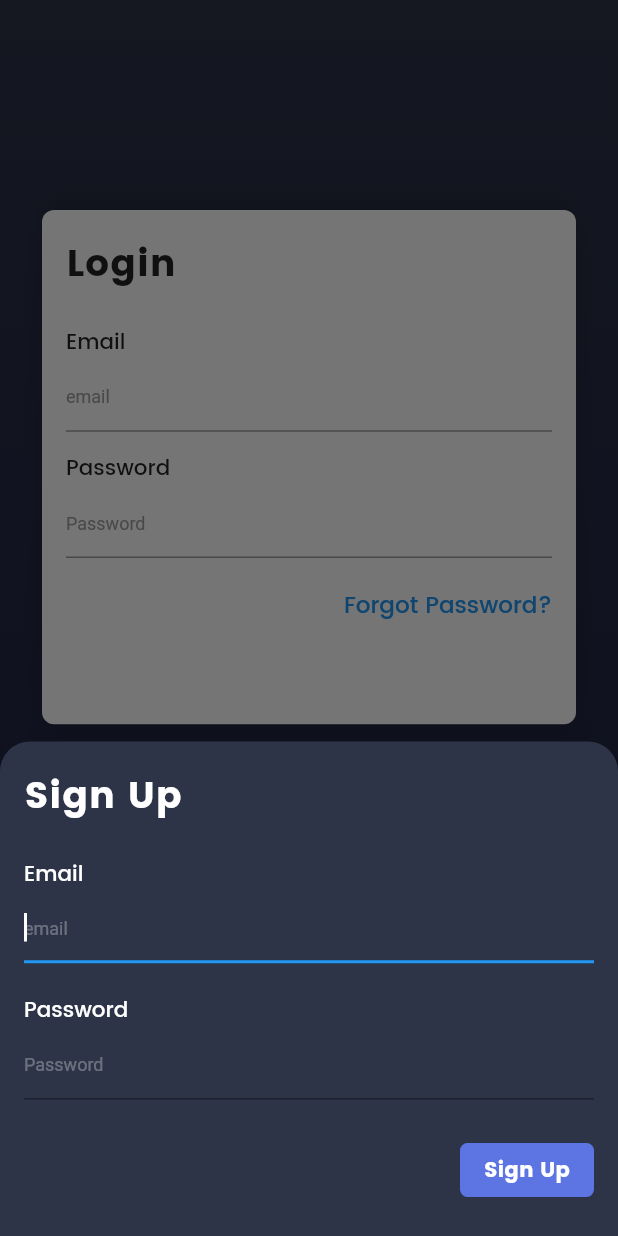
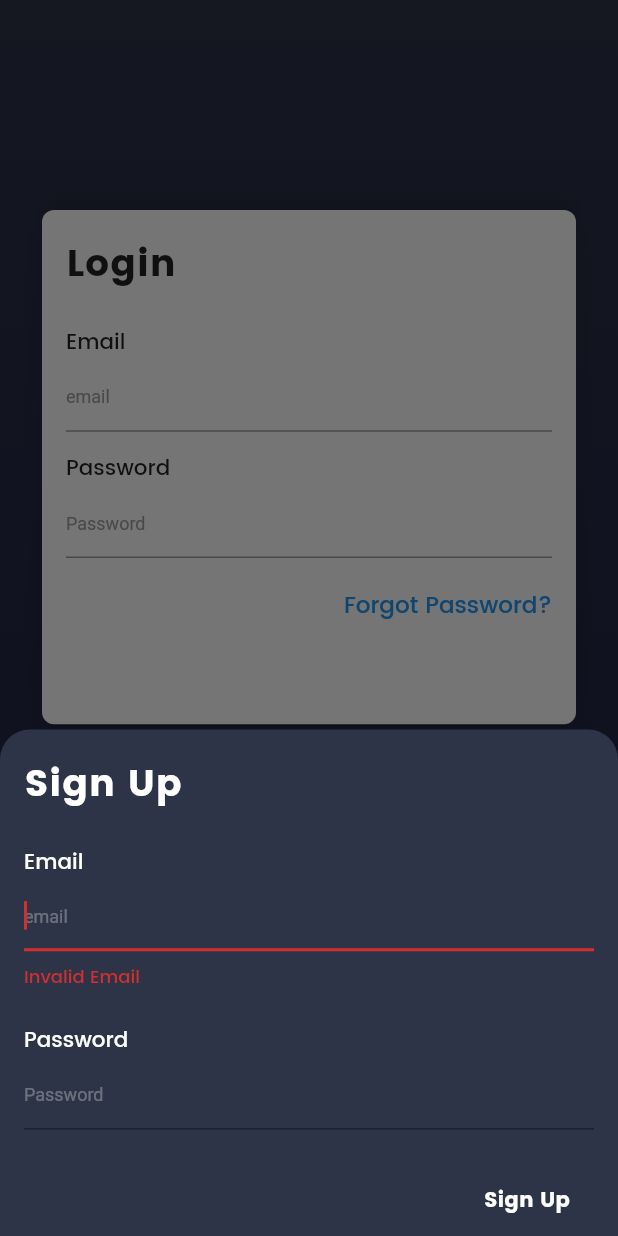
Before and after one commit to TunNandaAung/flutter-checklist, a Flutter app: the screen it shows after launch, after a tap on "SignUp", on a phone screen of 412 x 824 dp. Run offline on Flutter 3.47's test engine with Material 2 defaults, Android fonts, the phone set to English and light mode, and no system bars; our stand-ins replace bloc, cloud_firestore, equatable, firebase_auth, flutter_bloc, flutter_screenutil and 2 more; accounts and stored records are empty.

Commit message:
Add BLoC Register

```diff
--- a/lib/data/user_repository.dart
+++ b/lib/data/user_repository.dart
@@ -43,4 +43,11 @@ class UserRepository {
   Future<String> getUser() async {
     return (await _firebaseAuth.currentUser()).email;
   }
+
+  Future<void> signUp({String email, String password}) async {
+    return await _firebaseAuth.createUserWithEmailAndPassword(
+      email: email,
+      password: password,
+    );
+  }
 }
--- a/lib/login/ui/login_form.dart
+++ b/lib/login/ui/login_form.dart
@@ -1,7 +1,7 @@
 import 'package:firebase_integrations/authentication_bloc/bloc.dart';
 import 'package:firebase_integrations/data/user_repository.dart';
 import 'package:firebase_integrations/login/bloc/login_barrel.dart';
-import 'package:firebase_integrations/modal.dart';
+import 'package:firebase_integrations/register/ui/register_modal.dart';
 import 'package:firebase_integrations/utils/custom_icons.dart';
 import 'package:firebase_integrations/utils/social_icons.dart';
 import 'package:flutter/material.dart';
@@ -30,7 +30,7 @@ class _LoginFormState extends State<LoginForm> {
 
   final _focusNode = FocusNode();
   final GlobalKey<FormState> _formKey = GlobalKey<FormState>();
-  Modal modal = new Modal();
+  Modal registerModal = new Modal();
 
   bool get isPopulated =>
       _emailController.text.isNotEmpty && _passwordController.text.isNotEmpty;
@@ -332,7 +332,8 @@ class _LoginFormState extends State<LoginForm> {
                           ),
                           InkWell(
                             onTap: () {
-                              modal.mainBottomSheet(context);
+                              registerModal.mainBottomSheet(
+                                  context, _userRepository);
                             },
                             child: Text(
                               'SignUp',
--- a/lib/modal.dart
+++ /dev/null
@@ -1,152 +0,0 @@
-import 'package:firebase_auth/firebase_auth.dart';
-import 'package:flutter/material.dart';
-import 'package:flutter_screenutil/flutter_screenutil.dart';
-
-class Modal {
-  String _email, _password;
-  final GlobalKey<FormState> _formKey = GlobalKey<FormState>();
-  bool _showError = false;
-
-  mainBottomSheet(BuildContext context) {
-    showModalBottomSheet(
-        backgroundColor: Colors.transparent,
-        context: context,
-        isScrollControlled: true,
-        builder: (BuildContext context) {
-          return Container(
-            decoration: BoxDecoration(
-              borderRadius: BorderRadius.only(
-                topLeft: Radius.circular(20),
-                topRight: Radius.circular(20),
-              ),
-              boxShadow: [
-                BoxShadow(
-                    color: Colors.black12,
-                    offset: Offset(3.0, 6.0),
-                    blurRadius: 10.0)
-              ],
-              color: Color(0xFF2d3447),
-            ),
-            child: SingleChildScrollView(
-              child: Padding(
-                padding: EdgeInsets.only(
-                    bottom: MediaQuery.of(context).viewInsets.bottom),
-                child: Container(
-                  child: Column(
-                    mainAxisSize: MainAxisSize.max,
-                    children: <Widget>[
-                      Form(
-                        key: _formKey,
-                        child: Padding(
-                          padding: EdgeInsets.only(
-                              left: 16.0, right: 16.0, top: 16.0),
-                          child: Column(
-                            crossAxisAlignment: CrossAxisAlignment.start,
-                            children: <Widget>[
-                              Text("Sign Up",
-                                  style: TextStyle(
-                                      fontSize:
-                                          ScreenUtil.getInstance().setSp(45),
-                                      fontFamily: "Poppins-Bold",
-                                      letterSpacing: .6,
-                                      color: Colors.white)),
-                              SizedBox(
-                                height: ScreenUtil.getInstance().setHeight(30),
-                              ),
-                              Text("Email",
-                                  style: TextStyle(
-                                      fontFamily: "Poppins-Medium",
-                                      fontSize:
-                                          ScreenUtil.getInstance().setSp(26),
-                                      color: Colors.white)),
-                              TextFormField(
-                                validator: (input) {
-                                  if (input.isEmpty) {
-                                    return 'Please provide an email';
-                                  }
-                                },
-                                onSaved: (input) => _email = input,
-                                cursorColor: Colors.white,
-                                autofocus: true,
-                                style: TextStyle(color: Colors.white),
-                                decoration: InputDecoration(
-                                    fillColor: Colors.white,
-                                    hintText: "email",
-                                    hintStyle: TextStyle(
-                                        color: Colors.white30, fontSize: 12.0)),
-                              ),
-                              SizedBox(
-                                height: ScreenUtil.getInstance().setHeight(30),
-                              ),
-                              Text("Password",
-                                  style: TextStyle(
-                                      fontFamily: "Poppins-Medium",
-                                      fontSize:
-                                          ScreenUtil.getInstance().setSp(26),
-                                      color: Colors.white)),
-                              TextFormField(
-                                obscureText: true,
-                                style: TextStyle(color: Colors.white),
-                                onSaved: (input) => _password = input,
-                                decoration: InputDecoration(
-                                    hintText: "Password",
-                                    hintStyle: TextStyle(
-                                        color: Colors.white30, fontSize: 12.0)),
-                              ),
-                              SizedBox(
-                                height: ScreenUtil.getInstance().setHeight(35),
-                              ),
-                              Row(
-                                mainAxisAlignment: MainAxisAlignment.end,
-                                children: <Widget>[
-                                  FlatButton(
-                                    onPressed: () {
-                                      signIn(context);
-                                    },
-                                    color: Color(0xFF5d74e3),
-                                    shape: RoundedRectangleBorder(
-                                        borderRadius:
-                                            BorderRadius.circular(5.0)),
-                                    child: Text('Sign Up',
-                                        style: TextStyle(
-                                            fontFamily: 'Poppins-Bold',
-                                            color: Colors.white)),
-                                  ),
-                                ],
-                              ),
-                              SizedBox(
-                                height: 20,
-                              ),
-                              _showError ? Text('error') : Container()
-                            ],
-                          ),
-                        ),
-                      ),
-                    ],
-                  ),
-                ),
-              ),
-            ),
-          );
-        });
-  }
-
-  Future<void> signIn(BuildContext context) async {
-    print('Called');
-    final formState = _formKey.currentState;
-    print(_email);
-    if (formState.validate()) {
-      formState.save();
-      try {
-        AuthResult result = await FirebaseAuth.instance
-            .createUserWithEmailAndPassword(email: _email, password: _password);
-        FirebaseUser user = result.user;
-        user.sendEmailVerification();
-        Navigator.of(context).pop();
-      } catch (e) {
-        _showError = true;
-        print(e.message);
-      }
-    }
-  }
-}
--- /dev/null
+++ b/lib/register/bloc/register_barrel.dart
@@ -0,0 +1,3 @@
+export 'register_bloc.dart';
+export 'register_event.dart';
+export 'register_state.dart';
--- /dev/null
+++ b/lib/register/bloc/register_bloc.dart
@@ -0,0 +1,75 @@
+import 'dart:async';
+import 'package:bloc/bloc.dart';
+import 'package:firebase_integrations/data/user_repository.dart';
+import 'package:firebase_integrations/register/bloc/register_barrel.dart';
+import 'package:firebase_integrations/utils/validators.dart';
+import 'package:meta/meta.dart';
+import 'package:rxdart/rxdart.dart';
+
+class RegisterBloc extends Bloc<RegisterEvent, RegisterState> {
+  final UserRepository _userRepository;
+
+  RegisterBloc({@required UserRepository userRepository})
+      : assert(userRepository != null),
+        _userRepository = userRepository;
+
+  @override
+  RegisterState get initialState => RegisterState.empty();
+
+  @override
+  Stream<RegisterState> transformEvents(
+    Stream<RegisterEvent> events,
+    Stream<RegisterState> Function(RegisterEvent event) next,
+  ) {
+    final observableStream = events as Observable<RegisterEvent>;
+    final nonDebounceStream = observableStream.where((event) {
+      return (event is! EmailChanged && event is! PasswordChanged);
+    });
+    final debounceStream = observableStream.where((event) {
+      return (event is EmailChanged || event is PasswordChanged);
+    }).debounceTime(Duration(milliseconds: 300));
+    return super
+        .transformEvents(nonDebounceStream.mergeWith([debounceStream]), next);
+  }
+
+  @override
+  Stream<RegisterState> mapEventToState(
+    RegisterEvent event,
+  ) async* {
+    if (event is EmailChanged) {
+      yield* _mapEmailChangedToState(event.email);
+    } else if (event is PasswordChanged) {
+      yield* _mapPasswordChangedToState(event.password);
+    } else if (event is Submitted) {
+      yield* _mapFormSubmittedToState(event.email, event.password);
+    }
+  }
+
+  Stream<RegisterState> _mapEmailChangedToState(String email) async* {
+    yield state.update(
+      isEmailValid: Validators.isValidEmail(email),
+    );
+  }
+
+  Stream<RegisterState> _mapPasswordChangedToState(String password) async* {
+    yield state.update(
+      isPasswordValid: Validators.isValidPassword(password),
+    );
+  }
+
+  Stream<RegisterState> _mapFormSubmittedToState(
+    String email,
+    String password,
+  ) async* {
+    yield RegisterState.loading();
+    try {
+      await _userRepository.signUp(
+        email: email,
+        password: password,
+      );
+      yield RegisterState.success();
+    } catch (_) {
+      yield RegisterState.failure();
+    }
+  }
+}
--- /dev/null
+++ b/lib/register/bloc/register_event.dart
@@ -0,0 +1,51 @@
+import 'package:equatable/equatable.dart';
+import 'package:meta/meta.dart';
+
+abstract class RegisterEvent extends Equatable {
+  const RegisterEvent();
+
+  @override
+  List<Object> get props => [];
+}
+
+class EmailChanged extends RegisterEvent {
+  final String email;
+
+  const EmailChanged({@required this.email});
+
+  @override
+  List<Object> get props => [email];
+
+  @override
+  String toString() => 'EmailChanged { email :$email }';
+}
+
+class PasswordChanged extends RegisterEvent {
+  final String password;
+
+  const PasswordChanged({@required this.password});
+
+  @override
+  List<Object> get props => [password];
+
+  @override
+  String toString() => 'PasswordChanged { password: $password }';
+}
+
+class Submitted extends RegisterEvent {
+  final String email;
+  final String password;
+
+  const Submitted({
+    @required this.email,
+    @required this.password,
+  });
+
+  @override
+  List<Object> get props => [email, password];
+
+  @override
+  String toString() {
+    return 'Submitted { email: $email, password: $password }';
+  }
+}
--- /dev/null
+++ b/lib/register/bloc/register_state.dart
@@ -0,0 +1,101 @@
+import 'package:meta/meta.dart';
+
+@immutable
+class RegisterState {
+  final bool isEmailValid;
+  final bool isPasswordValid;
+  final bool isSubmitting;
+  final bool isSuccess;
+  final bool isFailure;
+
+  bool get isFormValid => isEmailValid && isPasswordValid;
+
+  RegisterState({
+    @required this.isEmailValid,
+    @required this.isPasswordValid,
+    @required this.isSubmitting,
+    @required this.isSuccess,
+    @required this.isFailure,
+  });
+
+  factory RegisterState.empty() {
+    return RegisterState(
+      isEmailValid: true,
+      isPasswordValid: true,
+      isSubmitting: false,
+      isSuccess: false,
+      isFailure: false,
+    );
+  }
+
+  factory RegisterState.loading() {
+    return RegisterState(
+      isEmailValid: true,
+      isPasswordValid: true,
+      isSubmitting: true,
+      isSuccess: false,
+      isFailure: false,
+    );
+  }
+
+  factory RegisterState.failure() {
+    return RegisterState(
+      isEmailValid: true,
+      isPasswordValid: true,
+      isSubmitting: false,
+      isSuccess: false,
+      isFailure: true,
+    );
+  }
+
+  factory RegisterState.success() {
+    return RegisterState(
+      isEmailValid: true,
+      isPasswordValid: true,
+      isSubmitting: false,
+      isSuccess: true,
+      isFailure: false,
+    );
+  }
+
+  RegisterState update({
+    bool isEmailValid,
+    bool isPasswordValid,
+  }) {
+    return copyWith(
+      isEmailValid: isEmailValid,
+      isPasswordValid: isPasswordValid,
+      isSubmitting: false,
+      isSuccess: false,
+      isFailure: false,
+    );
+  }
+
+  RegisterState copyWith({
+    bool isEmailValid,
+    bool isPasswordValid,
+    bool isSubmitEnabled,
+    bool isSubmitting,
+    bool isSuccess,
+    bool isFailure,
+  }) {
+    return RegisterState(
+      isEmailValid: isEmailValid ?? this.isEmailValid,
+      isPasswordValid: isPasswordValid ?? this.isPasswordValid,
+      isSubmitting: isSubmitting ?? this.isSubmitting,
+      isSuccess: isSuccess ?? this.isSuccess,
+      isFailure: isFailure ?? this.isFailure,
+    );
+  }
+
+  @override
+  String toString() {
+    return '''RegisterState {
+      isEmailValid: $isEmailValid,
+      isPasswordValid: $isPasswordValid,
+      isSubmitting: $isSubmitting,
+      isSuccess: $isSuccess,
+      isFailure: $isFailure,
+    }''';
+  }
+}
--- /dev/null
+++ b/lib/register/ui/register_button.dart
@@ -0,0 +1,20 @@
+import 'package:flutter/material.dart';
+
+class RegisterButton extends StatelessWidget {
+  final VoidCallback _onPressed;
+
+  const RegisterButton({Key key, VoidCallback onPressed})
+      : _onPressed = onPressed,
+        super(key: key);
+
+  @override
+  Widget build(BuildContext context) {
+    return FlatButton(
+      onPressed: _onPressed,
+      color: Color(0xFF5d74e3),
+      shape: RoundedRectangleBorder(borderRadius: BorderRadius.circular(5.0)),
+      child: Text('Sign Up',
+          style: TextStyle(fontFamily: 'Poppins-Bold', color: Colors.white)),
+    );
+  }
+}
--- /dev/null
+++ b/lib/register/ui/register_form.dart
@@ -0,0 +1,261 @@
+import 'package:firebase_integrations/authentication_bloc/bloc.dart';
+import 'package:firebase_integrations/register/bloc/register_barrel.dart';
+import 'package:firebase_integrations/register/ui/register_button.dart';
+import 'package:flutter/material.dart';
+import 'package:flutter_bloc/flutter_bloc.dart';
+import 'package:flutter_screenutil/flutter_screenutil.dart';
+
+class RegisterForm extends StatefulWidget {
+  RegisterForm({Key key}) : super(key: key);
+
+  @override
+  _RegisterFormState createState() => _RegisterFormState();
+}
+
+class _RegisterFormState extends State<RegisterForm> {
+  final TextEditingController _emailController = TextEditingController();
+  final TextEditingController _passwordController = TextEditingController();
+
+  RegisterBloc _registerBloc;
+
+  bool get isPopulated =>
+      _emailController.text.isNotEmpty && _passwordController.text.isNotEmpty;
+
+  bool isRegisterButtonEnabled(RegisterState state) {
+    return state.isFormValid && isPopulated && !state.isSubmitting;
+  }
+
+  final GlobalKey<FormState> _formKey = GlobalKey<FormState>();
+
+  @override
+  void initState() {
+    super.initState();
+    _registerBloc = BlocProvider.of<RegisterBloc>(context);
+    _emailController.addListener(_onEmailChanged);
+    _passwordController.addListener(_onPasswordChanged);
+  }
+
+  @override
+  Widget build(BuildContext context) {
+    return BlocListener<RegisterBloc, RegisterState>(
+      listener: (context, state) {
+        if (state.isSubmitting) {
+          Scaffold.of(context)
+            ..hideCurrentSnackBar()
+            ..showSnackBar(
+              SnackBar(
+                elevation: 6.0,
+                behavior: SnackBarBehavior.floating,
+                shape: RoundedRectangleBorder(
+                    borderRadius: BorderRadius.circular(10.0)),
+                backgroundColor: Color(0xFF2d3447),
+                content: Row(
+                  mainAxisAlignment: MainAxisAlignment.spaceBetween,
+                  children: [
+                    Text(
+                      'Registering...',
+                      style: TextStyle(fontFamily: 'Poppins-Bold'),
+                    ),
+                    CircularProgressIndicator(),
+                  ],
+                ),
+              ),
+            );
+        }
+        if (state.isSuccess) {
+          BlocProvider.of<AuthenticationBloc>(context).add(LoggedIn());
+          Navigator.of(context).pop();
+        }
+        if (state.isFailure) {
+          Scaffold.of(context)
+            ..hideCurrentSnackBar()
+            ..showSnackBar(
+              SnackBar(
+                elevation: 6.0,
+                behavior: SnackBarBehavior.floating,
+                shape: RoundedRectangleBorder(
+                    borderRadius: BorderRadius.circular(10.0)),
+                content: Row(
+                  mainAxisAlignment: MainAxisAlignment.spaceBetween,
+                  children: [
+                    Text(
+                      'Register Failure',
+                      style: TextStyle(fontFamily: 'Poppins-Bold'),
+                    ),
+                    Icon(Icons.error)
+                  ],
+                ),
+                backgroundColor: Colors.red,
+              ),
+            );
+        }
+      },
+      child:
+          BlocBuilder<RegisterBloc, RegisterState>(builder: (context, state) {
+        return Container(
+          decoration: BoxDecoration(
+            borderRadius: BorderRadius.only(
+              topLeft: Radius.circular(20),
+              topRight: Radius.circular(20),
+            ),
+            boxShadow: [
+              BoxShadow(
+                  color: Colors.black12,
+                  offset: Offset(3.0, 6.0),
+                  blurRadius: 10.0)
+            ],
+            color: Color(0xFF2d3447),
+          ),
+          child: SingleChildScrollView(
+            child: Padding(
+              padding: EdgeInsets.only(
+                  bottom: MediaQuery.of(context).viewInsets.bottom),
+              child: Container(
+                child: Column(
+                  mainAxisSize: MainAxisSize.max,
+                  children: <Widget>[
+                    Form(
+                      key: _formKey,
+                      child: Padding(
+                        padding:
+                            EdgeInsets.only(left: 16.0, right: 16.0, top: 16.0),
+                        child: Column(
+                          crossAxisAlignment: CrossAxisAlignment.start,
+                          children: <Widget>[
+                            Text("Sign Up",
+                                style: TextStyle(
+                                    fontSize:
+                                        ScreenUtil.getInstance().setSp(45),
+                                    fontFamily: "Poppins-Bold",
+                                    letterSpacing: .6,
+                                    color: Colors.white)),
+                            SizedBox(
+                              height: ScreenUtil.getInstance().setHeight(30),
+                            ),
+                            Text("Email",
+                                style: TextStyle(
+                                    fontFamily: "Poppins-Medium",
+                                    fontSize:
+                                        ScreenUtil.getInstance().setSp(26),
+                                    color: Colors.white)),
+                            TextFormField(
+                              controller: _emailController,
+                              autocorrect: false,
+                              autovalidate: true,
+                              validator: (_) {
+                                return !state.isEmailValid
+                                    ? 'Invalid Email'
+                                    : null;
+                              },
+                              cursorColor: Colors.white,
+                              autofocus: true,
+                              style: TextStyle(color: Colors.white),
+                              decoration: InputDecoration(
+                                  fillColor: Colors.white,
+                                  hintText: "email",
+                                  errorStyle:
+                                      TextStyle(fontFamily: 'Poppins-Medium'),
+                                  hintStyle: TextStyle(
+                                      color: Colors.white30, fontSize: 12.0)),
+                            ),
+                            SizedBox(
+                              height: ScreenUtil.getInstance().setHeight(30),
+                            ),
+                            Text("Password",
+                                style: TextStyle(
+                                    fontFamily: "Poppins-Medium",
+                                    fontSize:
+                                        ScreenUtil.getInstance().setSp(26),
+                                    color: Colors.white)),
+                            TextFormField(
+                              controller: _passwordController,
+                              obscureText: true,
+                              autocorrect: false,
+                              autovalidate: true,
+                              validator: (_) {
+                                return !state.isPasswordValid
+                                    ? 'Invalid Password'
+                                    : null;
+                              },
+                              style: TextStyle(color: Colors.white),
+                              decoration: InputDecoration(
+                                  hintText: "Password",
+                                  errorStyle:
+                                      TextStyle(fontFamily: 'Poppins-Medium'),
+                                  hintStyle: TextStyle(
+                                      color: Colors.white30, fontSize: 12.0)),
+                            ),
+                            SizedBox(
+                              height: ScreenUtil.getInstance().setHeight(35),
+                            ),
+                            Row(
+                              mainAxisAlignment: MainAxisAlignment.end,
+                              children: <Widget>[
+                                RegisterButton(
+                                  onPressed: isRegisterButtonEnabled(state)
+                                      ? _onFormSubmitted
+                                      : null,
+                                ),
+                              ],
+                            ),
+                          ],
+                        ),
+                      ),
+                    ),
+                  ],
+                ),
+              ),
+            ),
+          ),
+        );
+      }),
+    );
+  }
+
+  @override
+  void dispose() {
+    _emailController.dispose();
+    _passwordController.dispose();
+    super.dispose();
+  }
+
+  void _onEmailChanged() {
+    _registerBloc.add(
+      EmailChanged(email: _emailController.text),
+    );
+  }
+
+  void _onPasswordChanged() {
+    _registerBloc.add(
+      PasswordChanged(password: _passwordController.text),
+    );
+  }
+
+  void _onFormSubmitted() {
+    _registerBloc.add(
+      Submitted(
+        email: _emailController.text,
+        password: _passwordController.text,
+      ),
+    );
+  }
+}
+
+// Future<void> signIn(BuildContext context) async {
+//   print('Called');
+//   final formState = _formKey.currentState;
+//   print(_email);
+//   if (formState.validate()) {
+//     formState.save();
+//     try {
+//       AuthResult result = await FirebaseAuth.instance
+//           .createUserWithEmailAndPassword(email: _email, password: _password);
+//       FirebaseUser user = result.user;
+//       user.sendEmailVerification();
+//       Navigator.of(context).pop();
+//     } catch (e) {
+//       _showError = true;
+//       print(e.message);
+//     }
+//   }
+// }
--- /dev/null
+++ b/lib/register/ui/register_modal.dart
@@ -0,0 +1,20 @@
+import 'package:firebase_integrations/data/user_repository.dart';
+import 'package:firebase_integrations/register/bloc/register_barrel.dart';
+import 'package:firebase_integrations/register/ui/register_form.dart';
+import 'package:flutter/material.dart';
+import 'package:flutter_bloc/flutter_bloc.dart';
+
+class Modal {
+  mainBottomSheet(BuildContext context, UserRepository _userRepository) {
+    showModalBottomSheet(
+        backgroundColor: Colors.transparent,
+        context: context,
+        isScrollControlled: true,
+        builder: (BuildContext context) {
+          return BlocProvider<RegisterBloc>(
+              builder: (context) =>
+                  RegisterBloc(userRepository: _userRepository),
+              child: RegisterForm());
+        });
+  }
+}
```
